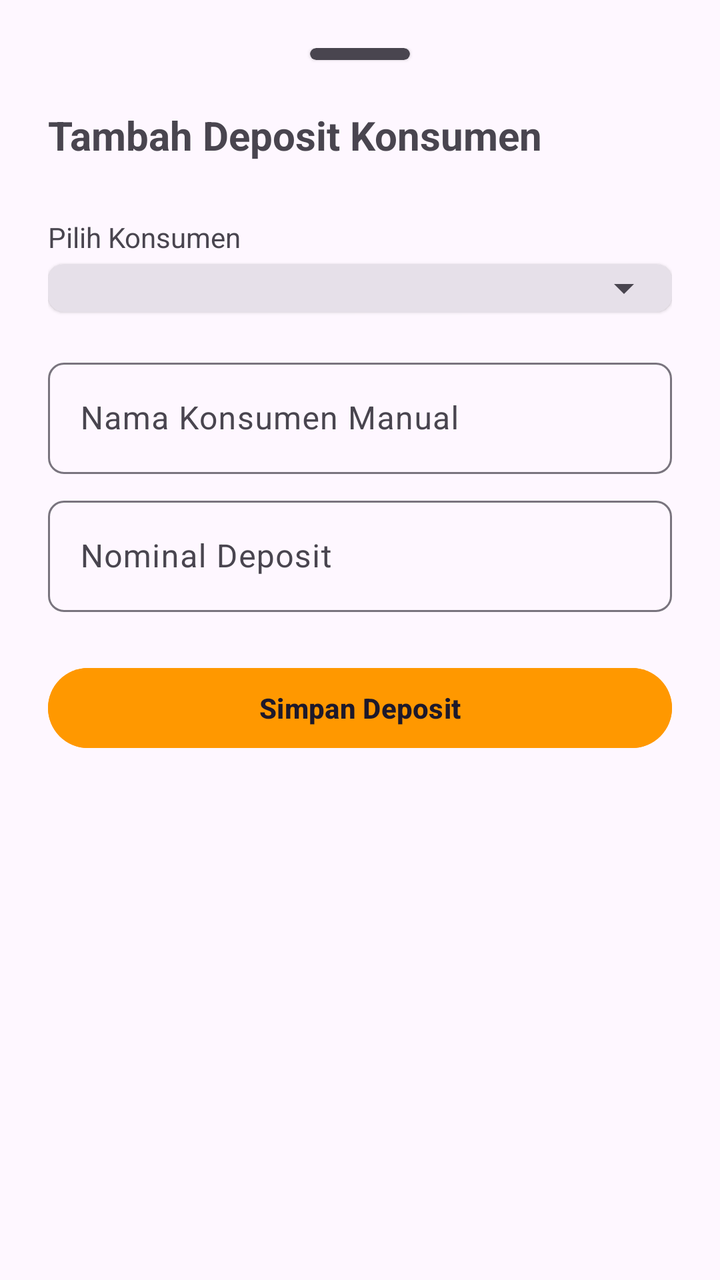
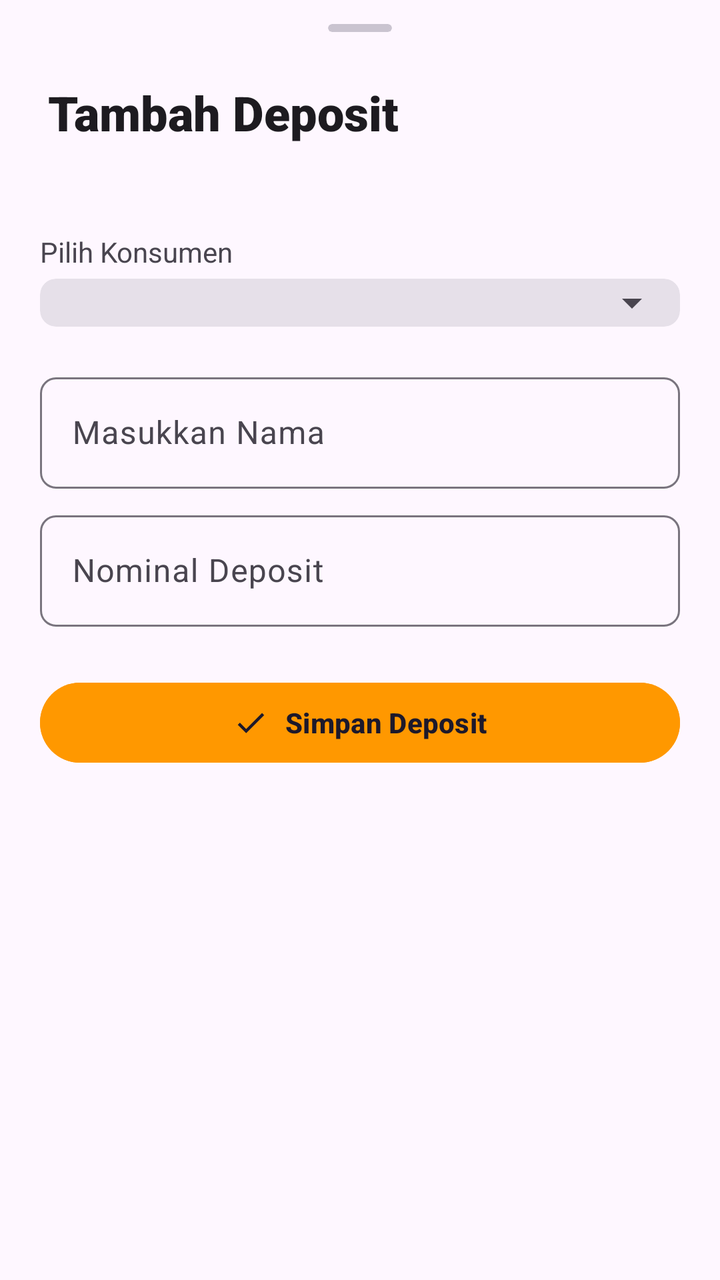

The first picture is an Android layout as it rendered before a commit; the second is the same layout after the commit. The layout source and the unified diff follow.
<!-- AndroidManifest.xml: application theme AppTheme -->
<!-- res/layout/dialog_tambah_deposit.xml -->
<?xml version="1.0" encoding="utf-8"?>
<LinearLayout
     xmlns:android="http://schemas.android.com/apk/res/android"
     xmlns:app="http://schemas.android.com/apk/res-auto"
     android:layout_height="wrap_content"
     android:layout_width="match_parent"
     android:padding="24dp"
     android:orientation="vertical">

    <com.google.android.material.card.MaterialCardView
         android:layout_height="6dp"
         android:layout_width="50dp"
         android:layout_marginBottom="24dp"
         app:cardElevation="1dp"
         app:cardBackgroundColor="?attr/colorOnSurfaceVariant"
         style="?attr/materialCardViewFilledStyle"
         app:cardCornerRadius="24dp"
         android:layout_gravity="center_horizontal">

    </com.google.android.material.card.MaterialCardView>

    <TextView
         android:layout_height="wrap_content"
         android:layout_width="match_parent"
         android:layout_marginBottom="20dp"
         android:textSize="20sp"
         android:text="Tambah Deposit Konsumen"
         android:textStyle="bold" />

    <TextView
         android:layout_height="wrap_content"
         android:layout_width="wrap_content"
         android:layout_marginTop="8dp"
         android:text="Pilih Konsumen" />

    <com.google.android.material.card.MaterialCardView
         android:layout_height="wrap_content"
         android:layout_width="match_parent"
         android:layout_marginBottom="12dp"
         app:cardElevation="1dp"
         style="?attr/materialCardViewFilledStyle"
         android:layout_marginTop="4dp"
         app:cardCornerRadius="8dp"
         android:layout_gravity="center_horizontal">

        <Spinner
             android:layout_height="wrap_content"
             android:layout_width="match_parent"
             android:paddingEnd="8dp"
             android:paddingStart="8dp"
             android:id="@+id/spinnerKonsumen">

        </Spinner>

    </com.google.android.material.card.MaterialCardView>

    <com.google.android.material.textfield.TextInputLayout
         android:layout_height="wrap_content"
         android:layout_width="match_parent"
         app:boxCornerRadiusTopEnd="8dp"
         android:hint="Nama Konsumen Manual"
         app:boxCornerRadiusBottomStart="8dp"
         app:boxCornerRadiusBottomEnd="8dp"
         style="@style/Widget.Material3.TextInputLayout.OutlinedBox"
         android:layout_marginTop="8dp"
         app:boxCornerRadiusTopStart="8dp"
         android:id="@+id/tilNamaManual">

        <com.google.android.material.textfield.TextInputEditText
             android:layout_height="wrap_content"
             android:layout_width="match_parent"
             android:inputType="textPersonName"
             android:id="@+id/etNamaManual" />

    </com.google.android.material.textfield.TextInputLayout>

    <LinearLayout
         android:layout_height="wrap_content"
         android:layout_width="match_parent"
         android:visibility="gone"
         android:orientation="vertical"
         android:id="@+id/layout_info_saldo">

        <TextView
             android:layout_height="wrap_content"
             android:layout_width="match_parent"
             android:textSize="14sp"
             android:textColor="#F44336"
             android:layout_marginTop="4dp"
             android:id="@+id/tv_sisa_atau_nabung"
             android:textStyle="italic"
             android:text="Sisa Hutang: Rp 0" />

    </LinearLayout>

    <com.google.android.material.textfield.TextInputLayout
         android:layout_height="wrap_content"
         android:layout_width="match_parent"
         app:boxCornerRadiusTopEnd="8dp"
         android:layout_marginBottom="24dp"
         app:boxCornerRadiusBottomStart="8dp"
         app:boxCornerRadiusBottomEnd="8dp"
         style="@style/Widget.Material3.TextInputLayout.OutlinedBox"
         android:layout_marginTop="8dp"
         app:prefixText="Rp"
         app:boxCornerRadiusTopStart="8dp">

        <com.google.android.material.textfield.TextInputEditText
             android:layout_height="wrap_content"
             android:layout_width="match_parent"
             android:hint="Nominal Deposit"
             android:inputType="number"
             android:id="@+id/etNominal" />

    </com.google.android.material.textfield.TextInputLayout>

    <com.google.android.material.button.MaterialButton
         android:layout_height="wrap_content"
         android:layout_width="match_parent"
         android:backgroundTint="#FF9800"
         style="@style/Widget.Material3.Button.TonalButton"
         android:id="@+id/btnSimpan"
         android:text="Simpan Deposit"
         android:textStyle="bold" />

</LinearLayout>
<!-- resources referenced by this layout -->
<resources>
  <style name="AppTheme" parent="Base.AppTheme" />
  <style name="Base.AppTheme" parent="Theme.Material3.DayNight.NoActionBar">
          <item name="android:windowBackground">?attr/colorSurface</item>
          <item name="android:statusBarColor">?attr/colorSurface</item>
          <item name="android:windowLightStatusBar">true</item>
          <item name="android:windowActionBarOverlay">true</item>
          <item name="android:windowContentOverlay">@null</item>
      </style>
</resources>

<!-- the commit's change to res/layout/dialog_tambah_deposit.xml (unified diff, before → after) -->
@@ -1,126 +1,139 @@
 <?xml version="1.0" encoding="utf-8"?>
 <LinearLayout
-     xmlns:android="http://schemas.android.com/apk/res/android"
-     xmlns:app="http://schemas.android.com/apk/res-auto"
-     android:layout_height="wrap_content"
-     android:layout_width="match_parent"
-     android:padding="24dp"
-     android:orientation="vertical">
+    xmlns:android="http://schemas.android.com/apk/res/android"
+    xmlns:app="http://schemas.android.com/apk/res-auto"
+    android:layout_width="match_parent"
+    android:layout_height="match_parent"
+    android:orientation="vertical">
 
     <com.google.android.material.card.MaterialCardView
-         android:layout_height="6dp"
-         android:layout_width="50dp"
-         android:layout_marginBottom="24dp"
-         app:cardElevation="1dp"
-         app:cardBackgroundColor="?attr/colorOnSurfaceVariant"
-         style="?attr/materialCardViewFilledStyle"
-         app:cardCornerRadius="24dp"
-         android:layout_gravity="center_horizontal">
-
-    </com.google.android.material.card.MaterialCardView>
+        android:layout_width="32dp"
+        android:layout_height="4dp"
+        android:layout_gravity="center_horizontal"
+        android:layout_marginTop="12dp"
+        app:cardBackgroundColor="?attr/colorOutlineVariant"
+        app:cardElevation="0dp"
+        app:strokeWidth="0dp" />
 
     <TextView
-         android:layout_height="wrap_content"
-         android:layout_width="match_parent"
-         android:layout_marginBottom="20dp"
-         android:textSize="20sp"
-         android:text="Tambah Deposit Konsumen"
-         android:textStyle="bold" />
+        android:layout_width="wrap_content"
+        android:layout_height="wrap_content"
+        android:text="Tambah Deposit"
+        android:textSize="24sp"
+        android:fontFamily="sans-serif-black"
+        android:textColor="?attr/colorOnSurface"
+        android:layout_marginHorizontal="24dp"
+        android:layout_marginVertical="24dp" />
 
-    <TextView
-         android:layout_height="wrap_content"
-         android:layout_width="wrap_content"
-         android:layout_marginTop="8dp"
-         android:text="Pilih Konsumen" />
+    <androidx.core.widget.NestedScrollView
+        android:layout_width="match_parent"
+        android:layout_height="match_parent">
 
-    <com.google.android.material.card.MaterialCardView
-         android:layout_height="wrap_content"
-         android:layout_width="match_parent"
-         android:layout_marginBottom="12dp"
-         app:cardElevation="1dp"
-         style="?attr/materialCardViewFilledStyle"
-         android:layout_marginTop="4dp"
-         app:cardCornerRadius="8dp"
-         android:layout_gravity="center_horizontal">
+        <LinearLayout
+            android:layout_width="match_parent"
+            android:layout_height="wrap_content"
+            android:orientation="vertical"
+            android:padding="20dp">
 
-        <Spinner
-             android:layout_height="wrap_content"
-             android:layout_width="match_parent"
-             android:paddingEnd="8dp"
-             android:paddingStart="8dp"
-             android:id="@+id/spinnerKonsumen">
+            <TextView
+                android:layout_height="wrap_content"
+                android:layout_width="wrap_content"
+                android:text="Pilih Konsumen" />
+
+            <com.google.android.material.card.MaterialCardView
+                android:layout_height="wrap_content"
+                android:layout_width="match_parent"
+                android:layout_marginBottom="12dp"
+                app:cardElevation="0dp"
+                style="?attr/materialCardViewFilledStyle"
+                android:layout_marginTop="4dp"
+                app:cardCornerRadius="8dp"
+                android:layout_gravity="center_horizontal">
+
+                <Spinner
+                    android:layout_height="wrap_content"
+                    android:layout_width="match_parent"
+                    android:paddingEnd="8dp"
+                    android:paddingStart="8dp"
+                    android:id="@+id/spinnerKonsumen">
 
         </Spinner>
 
-    </com.google.android.material.card.MaterialCardView>
+            </com.google.android.material.card.MaterialCardView>
 
-    <com.google.android.material.textfield.TextInputLayout
-         android:layout_height="wrap_content"
-         android:layout_width="match_parent"
-         app:boxCornerRadiusTopEnd="8dp"
-         android:hint="Nama Konsumen Manual"
-         app:boxCornerRadiusBottomStart="8dp"
-         app:boxCornerRadiusBottomEnd="8dp"
-         style="@style/Widget.Material3.TextInputLayout.OutlinedBox"
-         android:layout_marginTop="8dp"
-         app:boxCornerRadiusTopStart="8dp"
-         android:id="@+id/tilNamaManual">
+            <com.google.android.material.textfield.TextInputLayout
+                android:layout_height="wrap_content"
+                android:layout_width="match_parent"
+                app:boxCornerRadiusTopEnd="8dp"
+                android:hint="Masukkan Nama"
+                app:boxCornerRadiusBottomStart="8dp"
+                app:boxCornerRadiusBottomEnd="8dp"
+                style="@style/Widget.Material3.TextInputLayout.OutlinedBox"
+                android:layout_marginTop="8dp"
+                app:boxCornerRadiusTopStart="8dp"
+                android:id="@+id/tilNamaManual">
 
-        <com.google.android.material.textfield.TextInputEditText
-             android:layout_height="wrap_content"
-             android:layout_width="match_parent"
-             android:inputType="textPersonName"
-             android:id="@+id/etNamaManual" />
+                <com.google.android.material.textfield.TextInputEditText
+                    android:layout_height="wrap_content"
+                    android:layout_width="match_parent"
+                    android:inputType="textPersonName|textCapWords"
+                    android:id="@+id/etNamaManual" />
 
-    </com.google.android.material.textfield.TextInputLayout>
+            </com.google.android.material.textfield.TextInputLayout>
 
-    <LinearLayout
-         android:layout_height="wrap_content"
-         android:layout_width="match_parent"
-         android:visibility="gone"
-         android:orientation="vertical"
-         android:id="@+id/layout_info_saldo">
+            <LinearLayout
+                android:layout_height="wrap_content"
+                android:layout_width="match_parent"
+                android:visibility="gone"
+                android:orientation="vertical"
+                android:id="@+id/layout_info_saldo">
 
-        <TextView
-             android:layout_height="wrap_content"
-             android:layout_width="match_parent"
-             android:textSize="14sp"
-             android:textColor="#F44336"
-             android:layout_marginTop="4dp"
-             android:id="@+id/tv_sisa_atau_nabung"
-             android:textStyle="italic"
-             android:text="Sisa Hutang: Rp 0" />
+                <TextView
+                    android:layout_height="wrap_content"
+                    android:layout_width="match_parent"
+                    android:textSize="14sp"
+                    android:textColor="#F44336"
+                    android:layout_marginTop="4dp"
+                    android:id="@+id/tv_sisa_atau_nabung"
+                    android:textStyle="italic"
+                    android:text="Sisa Hutang: Rp 0" />
 
-    </LinearLayout>
+            </LinearLayout>
 
-    <com.google.android.material.textfield.TextInputLayout
-         android:layout_height="wrap_content"
-         android:layout_width="match_parent"
-         app:boxCornerRadiusTopEnd="8dp"
-         android:layout_marginBottom="24dp"
-         app:boxCornerRadiusBottomStart="8dp"
-         app:boxCornerRadiusBottomEnd="8dp"
-         style="@style/Widget.Material3.TextInputLayout.OutlinedBox"
-         android:layout_marginTop="8dp"
-         app:prefixText="Rp"
-         app:boxCornerRadiusTopStart="8dp">
+            <com.google.android.material.textfield.TextInputLayout
+                android:layout_height="wrap_content"
+                android:layout_width="match_parent"
+                app:boxCornerRadiusTopEnd="8dp"
+                android:layout_marginBottom="24dp"
+                app:boxCornerRadiusBottomStart="8dp"
+                app:boxCornerRadiusBottomEnd="8dp"
+                style="@style/Widget.Material3.TextInputLayout.OutlinedBox"
+                android:layout_marginTop="8dp"
+                app:prefixText="Rp"
+                app:boxCornerRadiusTopStart="8dp">
 
-        <com.google.android.material.textfield.TextInputEditText
-             android:layout_height="wrap_content"
-             android:layout_width="match_parent"
-             android:hint="Nominal Deposit"
-             android:inputType="number"
-             android:id="@+id/etNominal" />
+                <com.google.android.material.textfield.TextInputEditText
+                    android:layout_height="wrap_content"
+                    android:layout_width="match_parent"
+                    android:hint="Nominal Deposit"
+                    android:inputType="number"
+                    android:id="@+id/etNominal" />
 
-    </com.google.android.material.textfield.TextInputLayout>
+            </com.google.android.material.textfield.TextInputLayout>
 
-    <com.google.android.material.button.MaterialButton
-         android:layout_height="wrap_content"
-         android:layout_width="match_parent"
-         android:backgroundTint="#FF9800"
-         style="@style/Widget.Material3.Button.TonalButton"
-         android:id="@+id/btnSimpan"
-         android:text="Simpan Deposit"
-         android:textStyle="bold" />
+            <com.google.android.material.button.MaterialButton
+                android:layout_height="wrap_content"
+                android:layout_width="match_parent"
+                android:backgroundTint="#FF9800"
+                style="@style/Widget.Material3.Button.TonalButton"
+                android:id="@+id/btnSimpan"
+                app:iconGravity="textStart"
+                app:icon="@drawable/ic_check"
+                android:text="Simpan Deposit"
+                android:textStyle="bold" />
+
+        </LinearLayout>
+
+    </androidx.core.widget.NestedScrollView>
 
 </LinearLayout>
<!-- resource entries referenced after the edit -->
@@ -1,5 +1,16 @@
 <!-- resources referenced by this layout -->
 <resources>
+  <!-- drawable ic_check (drawable) -->
+  <vector xmlns:android="http://schemas.android.com/apk/res/android"
+      android:width="24dp"
+      android:height="24dp"
+      android:viewportWidth="24"
+      android:viewportHeight="24"
+      android:tint="?attr/colorPrimary">
+    <path
+        android:fillColor="@android:color/white"
+        android:pathData="M9,16.17L4.83,12l-1.42,1.41L9,19 21,7l-1.41,-1.41z"/>
+  </vector>
   <style name="AppTheme" parent="Base.AppTheme" />
   <style name="Base.AppTheme" parent="Theme.Material3.DayNight.NoActionBar">
           <item name="android:windowBackground">?attr/colorSurface</item>
